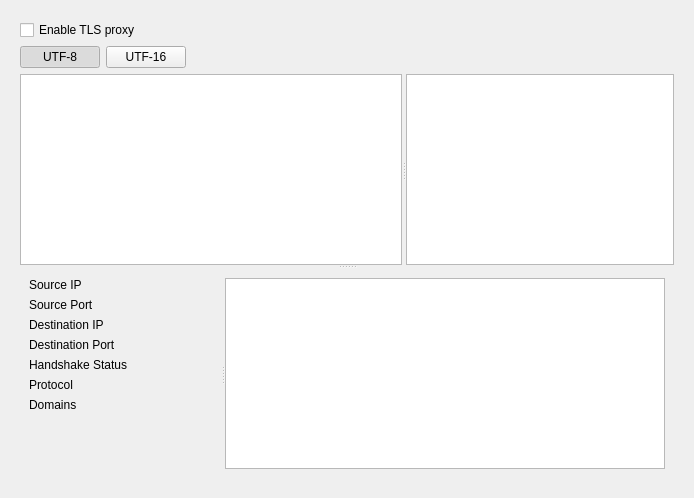
Above: tls_page.ui from kikz0rsk/FlowLab-Desktop before the change. Below: the same form after it.
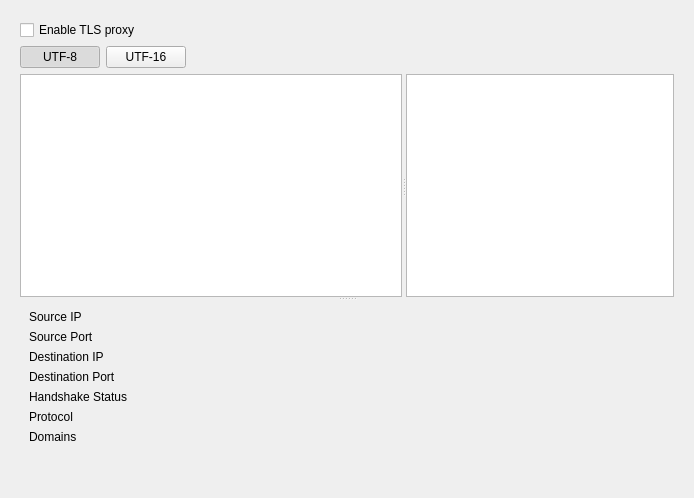
That is the form after the change.

Commit message: remove empty text panel in tls page

The edit to the form file:
```diff
--- a/tls_page.ui
+++ b/tls_page.ui
@@ -285,7 +285,6 @@
               </item>
              </layout>
             </widget>
-            <widget class="QTextEdit" name="certificateDetails"/>
            </widget>
           </item>
          </layout>
```
